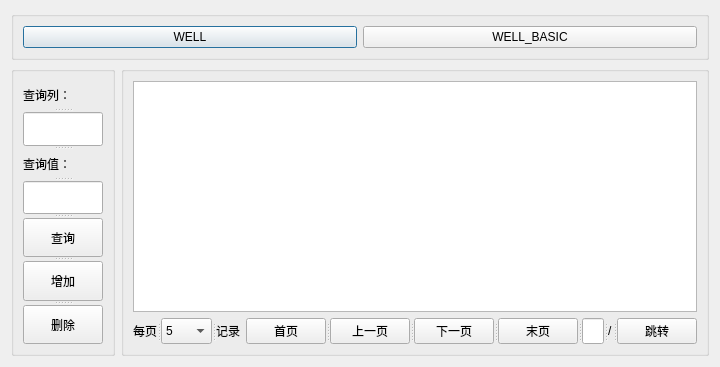
The window that UI/UI_WELL.ui (icekittenxx/SKProject_SqlServer) describes before a commit, drawn with Qt 5.
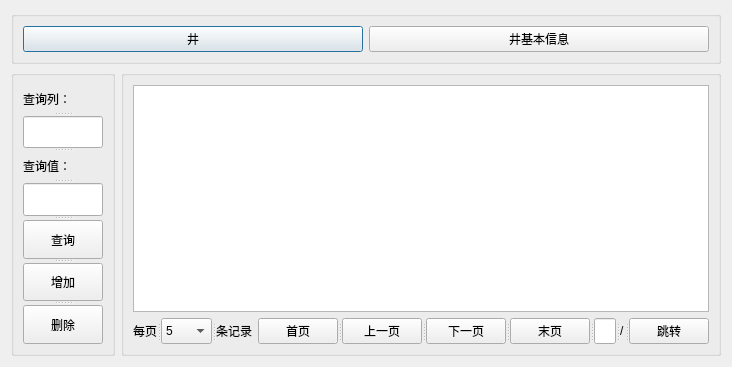
The same window after the commit.

Diff of the .ui file:
```diff
--- a/UI/UI_WELL.ui
+++ b/UI/UI_WELL.ui
@@ -23,14 +23,14 @@
       <item row="0" column="0">
        <widget class="QPushButton" name="SELECT_WELL">
         <property name="text">
-         <string>WELL</string>
+         <string>井</string>
         </property>
        </widget>
       </item>
       <item row="0" column="1">
        <widget class="QPushButton" name="SELECT_WELL_BASIC">
         <property name="text">
-         <string>WELL_BASIC</string>
+         <string>井基本信息</string>
         </property>
        </widget>
       </item>
@@ -123,7 +123,7 @@
         </widget>
         <widget class="QLabel" name="LABEL_PAGE_SIZE_2">
          <property name="text">
-          <string>记录</string>
+          <string>条记录</string>
          </property>
         </widget>
        </widget>
```
Left out of the diff: 4 changed lines with no effect on the pictures.
